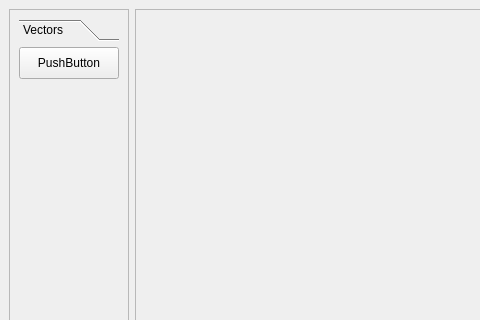
This is mainwindow.ui in ofts-cqm/matCalc as Qt 5 draws it before an edit; both pictures show x 0 to 480 and y 0 to 320 of the 640 by 480 pixel window. The edited form follows.
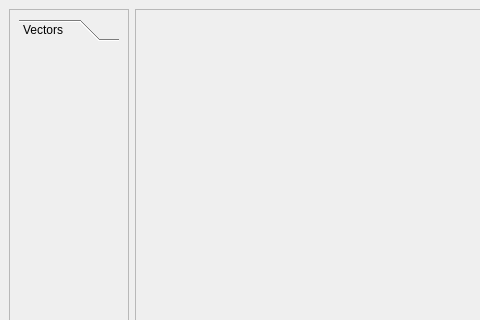
This is the edited form.

Patch:
```diff
--- a/mainwindow.ui
+++ b/mainwindow.ui
@@ -77,19 +77,6 @@
           <attribute name="label">
            <string>Vectors</string>
           </attribute>
-          <widget class="QPushButton" name="pushButton">
-           <property name="geometry">
-            <rect>
-             <x>0</x>
-             <y>0</y>
-             <width>100</width>
-             <height>32</height>
-            </rect>
-           </property>
-           <property name="text">
-            <string>PushButton</string>
-           </property>
-          </widget>
          </widget>
          <widget class="QWidget" name="bar_matrix">
           <property name="geometry">
```
Left out of the diff: 4 changed lines with no effect on the pictures.
